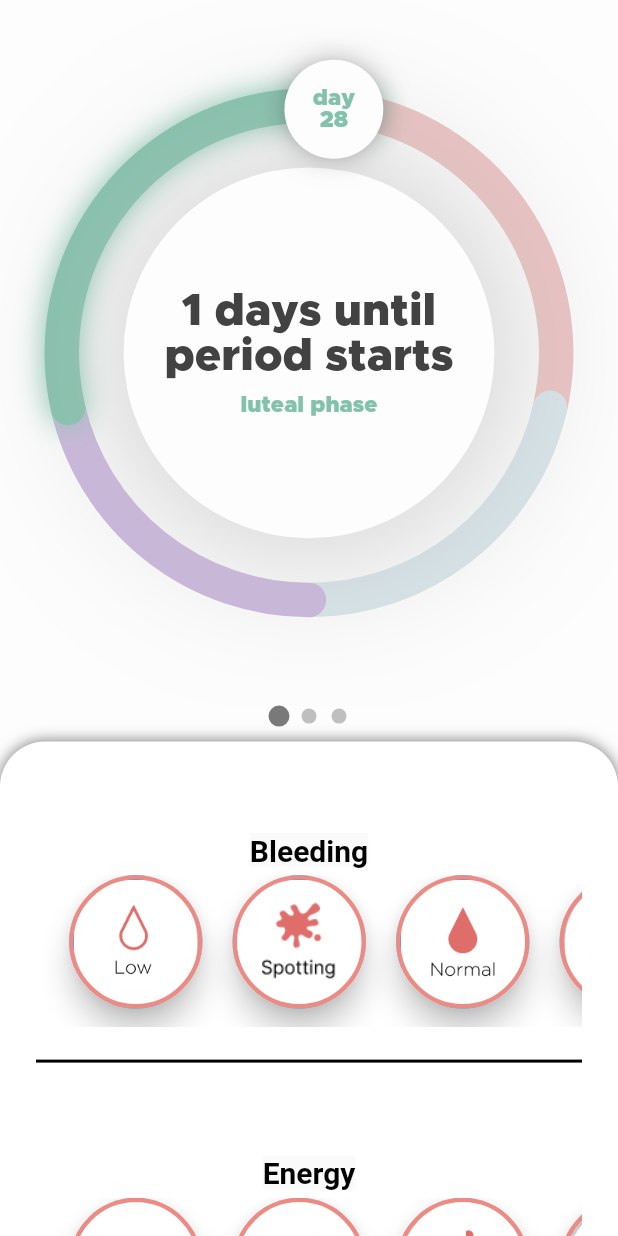
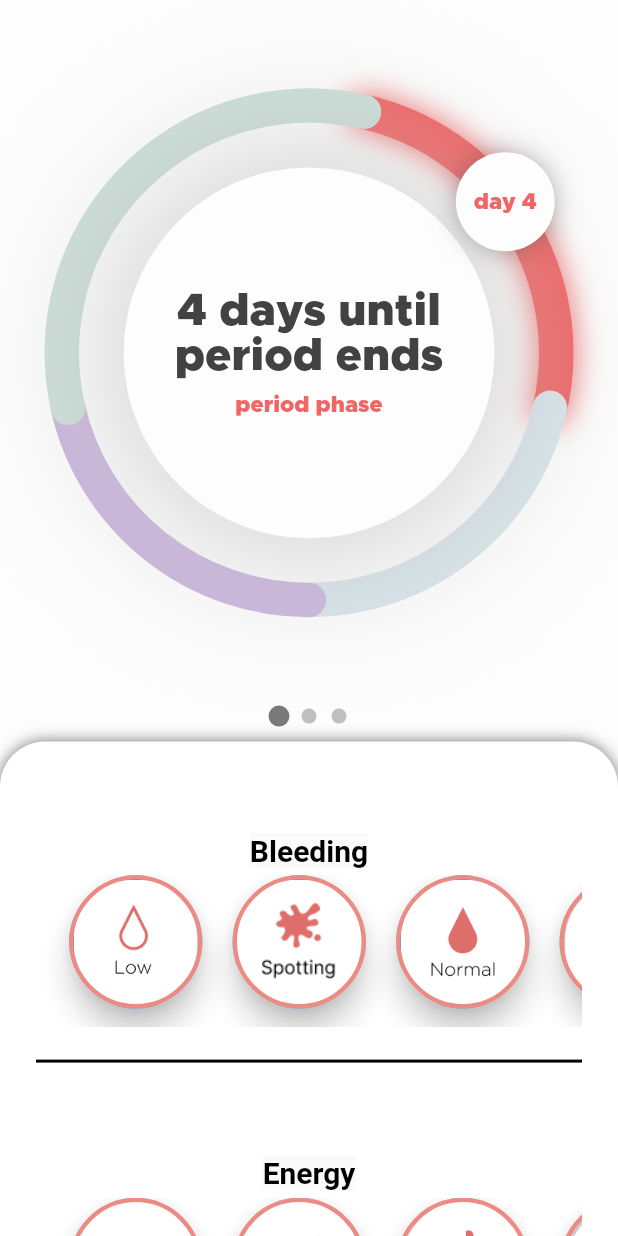
Before and after one commit to rice-apps/psy.cl-v1, a Flutter app: the first screen one second after launch, on a phone screen of 412 x 824 dp. Run offline on Flutter 3.47's test engine with Material 2 defaults, Android fonts, the phone set to English and light mode, and no system bars; drawn by our look-alikes of sliding_up_panel, smooth_page_indicator; our stand-ins replace table_calendar.

Commit message:
adjust padding

```diff
--- a/lib/src/features/progress-circle/progress_circle.dart
+++ b/lib/src/features/progress-circle/progress_circle.dart
@@ -58,7 +58,7 @@ class _ProgressCircle extends State<ProgressCircle> {
   @override
   void initState() {
     super.initState();
-    Timer _timer = Timer.periodic(const Duration(milliseconds: 100), (timer) {
+    Timer _timer = Timer.periodic(const Duration(milliseconds: 10), (timer) {
       setState(() {
         _angle = (_angle + 0.01) % (2 * math.pi);
         _currentDay = utils.toDays(_angle, cycleLength);
@@ -120,7 +120,7 @@ class _ProgressCircle extends State<ProgressCircle> {
           left: radius * math.cos(_angle) + radius + 10,
           top: radius * math.sin(_angle) + radius + 10,
           child: Container(
-            padding: const EdgeInsets.all(10),
+            padding: const EdgeInsets.all(9),
             alignment: Alignment.center,
             height: radius * 0.4,
             width: radius * 0.4,
```
